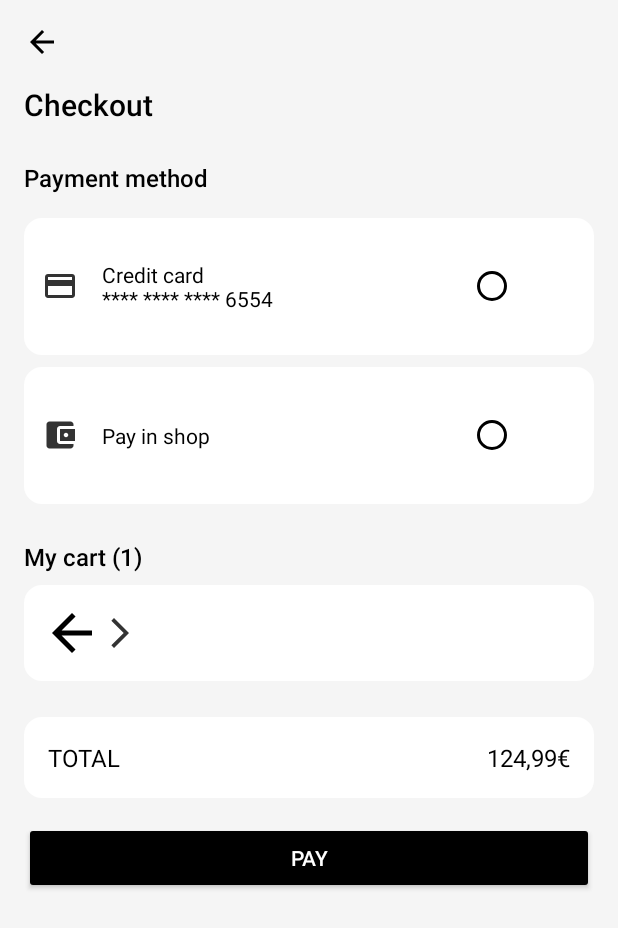
After one commit to inspedralbes/transversal-tr1-2024-2025-android-dam_24_25_tr1g5_android, an Android app built with Jetpack Compose: the layout activity_pay.xml on its own in the app's theme, with its tools: preview values and no code run, on a phone screen of 412 x 824 dp. The commit adds this screen. Shown: the top 928 px of the screen. Run offline under Robolectric (Android 15) with nearby library versions, the phone set to English and light mode, and no system bars.

Commit message:
Continuacion compra

```diff
--- a/AppTakeAway/app/src/main/java/com/example/apptakeaway/CartActivity.kt
+++ b/AppTakeAway/app/src/main/java/com/example/apptakeaway/CartActivity.kt
@@ -8,6 +8,7 @@ package com.example.apptakeaway // Paquete donde se encuentra la actividad del c
  * y se implementan funcionalidades como la actualización de cantidades y la eliminación de productos.
  */
 
+import android.content.Intent
 import android.os.Bundle // Importa la clase Bundle para pasar datos entre actividades
 import android.util.Log // Importa la clase Log para registrar mensajes de depuración
 import android.widget.ImageButton // Importa la clase ImageButton para botones de imagen
@@ -36,6 +37,7 @@ class CartActivity : AppCompatActivity() {
 
         setupRecyclerView() // Configura el RecyclerView para mostrar los elementos del carrito
         setupBackButton() // Configura el botón de retroceso
+        setupPayButton()
         observeCartItems() // Observa los elementos del carrito para actualizaciones
     }
 
@@ -67,7 +69,9 @@ class CartActivity : AppCompatActivity() {
     }
     private fun setupPayButton() {
         findViewById<ImageButton>(R.id.payButton).setOnClickListener {
-            finish() // Cierra la actividad actual y vuelve a la anterior
+            // Inicia PayActivity
+            val intent = Intent(this, PayActivity::class.java)
+            startActivity(intent) // Llama a startActivity con el Intent creado
         }
     }
 
--- /dev/null
+++ b/AppTakeAway/app/src/main/java/com/example/apptakeaway/PayActivity.kt
@@ -0,0 +1,11 @@
+package com.example.apptakeaway // Asegúrate de que esto coincida con tu estructura de paquetes
+
+import android.os.Bundle
+import androidx.appcompat.app.AppCompatActivity
+
+class PayActivity : AppCompatActivity() {
+    override fun onCreate(savedInstanceState: Bundle?) {
+        super.onCreate(savedInstanceState)
+        setContentView(R.layout.activity_pay) // Establece el layout para esta actividad
+    }
+}
--- a/AppTakeAway/app/src/main/java/com/example/apptakeaway/viewmodel/CartViewModel.kt
+++ b/AppTakeAway/app/src/main/java/com/example/apptakeaway/viewmodel/CartViewModel.kt
@@ -18,92 +18,75 @@ import com.example.apptakeaway.model.Product // Modelo para los productos
 // Clase ViewModel que maneja la lógica del carrito de compras
 class CartViewModel : ViewModel() {
 
-    // Lista de productos (disponibles en la tienda)
-    private val _products = MutableLiveData<List<Product>>() // MutableLiveData para productos
-    val products: LiveData<List<Product>> = _products // LiveData para observación externa
+    private val _products = MutableLiveData<List<Product>>()
+    val products: LiveData<List<Product>> = _products
 
-    // Lista de ítems en el carrito (independiente de los productos de la tienda)
-    private val _cartItems = MutableLiveData<List<CartItem>>() // MutableLiveData para ítems del carrito
-    val cartItems: LiveData<List<CartItem>> = _cartItems // LiveData para observación externa
+    private val _cartItems = MutableLiveData<List<CartItem>>()
+    val cartItems: LiveData<List<CartItem>> = _cartItems
 
-    // Inicializa las listas de productos y del carrito
     init {
-        _products.value = emptyList() // Inicializa productos vacíos o añade productos de prueba aquí
-        _cartItems.value = emptyList() // Inicializa el carrito vacío
+        _products.value = emptyList()
+        _cartItems.value = emptyList()
     }
 
-    // Método para establecer productos en la tienda (puedes reemplazarlo por una llamada de API)
     fun setProducts(productList: List<Product>) {
-        _products.value = productList // Actualiza la lista de productos
+        _products.value = productList
     }
 
-    // Método para añadir un producto al carrito
     fun addToCart(product: Product) {
-        // Obtiene la lista actual del carrito o crea una nueva si es nula
         val currentCart = _cartItems.value?.toMutableList() ?: mutableListOf()
-        // Busca si el producto ya está en el carrito
         val existingItem = currentCart.find { it.product.id == product.id }
 
         if (existingItem != null) {
-            // Si existe, incrementa la cantidad
             existingItem.quantity++
         } else {
-            // Si no existe, añade un nuevo CartItem
             currentCart.add(CartItem(product, 1))
         }
 
-        // Notifica los cambios en el carrito
-        _cartItems.value = currentCart.toList()
+        // Usar postValue en lugar de setValue
+        _cartItems.postValue(currentCart.toList())
     }
 
-    // Método para actualizar la cantidad de un ítem en el carrito
     fun updateItemQuantity(cartItem: CartItem, newQuantity: Int) {
-        // Obtiene la lista actual del carrito o crea una nueva si es nula
         val currentList = _cartItems.value?.toMutableList() ?: mutableListOf()
-        // Busca el ítem que se quiere actualizar
         val itemToUpdate = currentList.find { it.product.id == cartItem.product.id }
 
         if (itemToUpdate != null) {
             if (newQuantity > 0) {
-                // Actualiza la cantidad si es mayor que 0
                 itemToUpdate.quantity = newQuantity
             } else {
-                // Remueve el ítem si la cantidad es 0
                 currentList.remove(itemToUpdate)
             }
-            // Fuerza un reset temporal de la lista del carrito
-            _cartItems.value = emptyList()
-            // Notifica los cambios en el carrito
-            _cartItems.value = currentList.toList()
+
+            // Evitar asignación temporal a emptyList y usar postValue
+            _cartItems.postValue(currentList.toList())
         }
     }
 
-    // Método para eliminar un ítem del carrito
     fun removeFromCart(cartItem: CartItem) {
-        // Obtiene la lista actual del carrito o crea una nueva si es nula
         val currentCart = _cartItems.value?.toMutableList() ?: mutableListOf()
-        // Remueve el ítem especificado
         currentCart.remove(cartItem)
-        // Notifica los cambios en el carrito
-        _cartItems.value = currentCart.toList()
+        _cartItems.postValue(currentCart.toList())
     }
 
-    // Método para calcular el total del carrito
     fun getCartTotal(): Double {
-        // Solo suma el precio de los productos seleccionados
         return _cartItems.value
-            ?.filter { it.isSelected }  // Filtra solo los elementos seleccionados
+            ?.filter { it.isSelected }
             ?.sumOf { it.product.price.toDouble() * it.quantity } ?: 0.0
     }
 
     fun updateItemSelection(cartItem: CartItem) {
-        // Actualiza el estado del ítem seleccionado en la lista del carrito
-        _cartItems.value = _cartItems.value?.map {
+        // Mapea la lista actual, actualizando solo el ítem que coincide con el `id` del producto
+        val updatedCartItems = _cartItems.value?.map {
             if (it.product.id == cartItem.product.id) {
                 it.copy(isSelected = cartItem.isSelected)
             } else it
         }
-        // Actualiza la lista de observadores del carrito
-        _cartItems.value = _cartItems.value
+
+        // Publica los cambios en `_cartItems` solo si `updatedCartItems` no es nulo
+        updatedCartItems?.let {
+            _cartItems.postValue(it)
+        }
     }
+
 }
--- /dev/null
+++ b/AppTakeAway/app/src/main/res/drawable-anydpi/ic_arrow_right.xml
@@ -0,0 +1,12 @@
+<vector xmlns:android="http://schemas.android.com/apk/res/android"
+    android:width="24dp"
+    android:height="24dp"
+    android:viewportWidth="24"
+    android:viewportHeight="24"
+    android:tint="#000000"
+    android:alpha="0.8"
+    android:autoMirrored="true">
+  <path
+      android:fillColor="@android:color/white"
+      android:pathData="M6.23,20.23l1.77,1.77l10,-10l-10,-10l-1.77,1.77l8.23,8.23z"/>
+</vector>
--- /dev/null
+++ b/AppTakeAway/app/src/main/res/drawable-anydpi/ic_credit_card.xml
@@ -0,0 +1,11 @@
+<vector xmlns:android="http://schemas.android.com/apk/res/android"
+    android:width="24dp"
+    android:height="24dp"
+    android:viewportWidth="24"
+    android:viewportHeight="24"
+    android:tint="#000000"
+    android:alpha="0.8">
+  <path
+      android:fillColor="@android:color/white"
+      android:pathData="M20,4L4,4c-1.11,0 -1.99,0.89 -1.99,2L2,18c0,1.11 0.89,2 2,2h16c1.11,0 2,-0.89 2,-2L22,6c0,-1.11 -0.89,-2 -2,-2zM20,18L4,18v-6h16v6zM20,8L4,8L4,6h16v2z"/>
+</vector>
--- /dev/null
+++ b/AppTakeAway/app/src/main/res/drawable-anydpi/ic_wallet.xml
@@ -0,0 +1,11 @@
+<vector xmlns:android="http://schemas.android.com/apk/res/android"
+    android:width="24dp"
+    android:height="24dp"
+    android:viewportWidth="24"
+    android:viewportHeight="24"
+    android:tint="#000000"
+    android:alpha="0.8">
+  <path
+      android:fillColor="@android:color/white"
+      android:pathData="M21,18v1c0,1.1 -0.9,2 -2,2L5,21c-1.11,0 -2,-0.9 -2,-2L3,5c0,-1.1 0.89,-2 2,-2h14c1.1,0 2,0.9 2,2v1h-9c-1.11,0 -2,0.9 -2,2v8c0,1.1 0.89,2 2,2h9zM12,16h10L22,8L12,8v8zM16,13.5c-0.83,0 -1.5,-0.67 -1.5,-1.5s0.67,-1.5 1.5,-1.5 1.5,0.67 1.5,1.5 -0.67,1.5 -1.5,1.5z"/>
+</vector>
--- /dev/null
+++ b/AppTakeAway/app/src/main/res/drawable/rounded_background.xml
@@ -0,0 +1,6 @@
+<?xml version="1.0" encoding="utf-8"?>
+<shape xmlns:android="http://schemas.android.com/apk/res/android">
+    <solid android:color="#FFFFFF"/>
+    <corners android:radius="12dp"/>
+    <padding android:left="16dp" android:top="8dp" android:right="16dp" android:bottom="8dp"/>
+</shape>
--- /dev/null
+++ b/AppTakeAway/app/src/main/res/layout/activity_pay.xml
@@ -0,0 +1,175 @@
+<?xml version="1.0" encoding="utf-8"?>
+<LinearLayout
+    xmlns:android="http://schemas.android.com/apk/res/android"
+    android:layout_width="match_parent"
+    android:layout_height="match_parent"
+    android:orientation="vertical"
+    android:background="#F5F5F5"
+    android:padding="16dp">
+
+    <!-- Back Arrow -->
+    <ImageView
+        android:layout_width="wrap_content"
+        android:layout_height="wrap_content"
+        android:src="@drawable/ic_arrow_back"
+    android:contentDescription="Back Arrow"/>
+
+    <!-- Title -->
+    <TextView
+        android:layout_width="wrap_content"
+        android:layout_height="wrap_content"
+        android:layout_marginTop="16dp"
+        android:text="Checkout"
+        android:textSize="20sp"
+        android:textColor="#000000"
+        android:fontFamily="sans-serif-medium"/>
+
+    <!-- Payment Method Section -->
+    <TextView
+        android:layout_width="wrap_content"
+        android:layout_height="wrap_content"
+        android:layout_marginTop="24dp"
+        android:text="Payment method"
+        android:textSize="16sp"
+        android:textColor="#000000"
+        android:fontFamily="sans-serif-medium"/>
+
+    <LinearLayout
+        android:layout_width="match_parent"
+        android:layout_height="wrap_content"
+        android:orientation="vertical"
+        android:layout_marginTop="16dp">
+
+        <!-- Credit Card Option -->
+        <LinearLayout
+            android:layout_width="match_parent"
+            android:layout_height="wrap_content"
+            android:orientation="horizontal"
+            android:padding="12dp"
+            android:background="@drawable/rounded_background"
+            android:gravity="center_vertical">
+
+        <ImageView
+            android:layout_width="24dp"
+            android:layout_height="24dp"
+            android:src="@drawable/ic_credit_card"
+            android:contentDescription="Credit Card Icon"/>
+
+        <TextView
+            android:layout_width="0dp"
+            android:layout_height="wrap_content"
+            android:layout_weight="1"
+            android:layout_marginStart="16dp"
+            android:text="Credit card\n**** **** **** 6554"
+            android:textSize="14sp"
+            android:textColor="#000000"/>
+
+        <RadioButton
+            android:layout_width="wrap_content"
+            android:layout_height="wrap_content"
+            android:buttonTint="#000000"
+            android:padding="16dp"
+            android:layout_margin="8dp"/>
+    </LinearLayout>
+
+    <!-- Pay in Shop Option -->
+    <LinearLayout
+        android:layout_width="match_parent"
+        android:layout_height="wrap_content"
+        android:orientation="horizontal"
+        android:padding="12dp"
+        android:layout_marginTop="8dp"
+        android:background="@drawable/rounded_background"
+        android:gravity="center_vertical">
+
+        <ImageView
+            android:layout_width="24dp"
+            android:layout_height="24dp"
+            android:src="@drawable/ic_wallet"
+            android:contentDescription="Pay in Shop Icon"/>
+
+        <TextView
+            android:layout_width="0dp"
+            android:layout_height="wrap_content"
+            android:layout_weight="1"
+            android:layout_marginStart="16dp"
+            android:text="Pay in shop"
+            android:textSize="14sp"
+            android:textColor="#000000"/>
+
+        <RadioButton
+            android:layout_width="wrap_content"
+            android:layout_height="wrap_content"
+            android:buttonTint="#000000"
+            android:padding="16dp"
+            android:layout_margin="8dp"/>
+    </LinearLayout>
+</LinearLayout>
+
+    <!-- Cart Section -->
+<TextView
+android:layout_width="wrap_content"
+android:layout_height="wrap_content"
+android:layout_marginTop="24dp"
+android:text="My cart (1)"
+android:textSize="16sp"
+android:textColor="#000000"
+android:fontFamily="sans-serif-medium"/>
+
+<LinearLayout
+android:layout_width="match_parent"
+android:layout_height="wrap_content"
+android:orientation="horizontal"
+android:padding="12dp"
+android:layout_marginTop="8dp"
+android:background="@drawable/rounded_background"
+android:gravity="center_vertical">
+
+<ImageView
+    android:layout_width="40dp"
+    android:layout_height="40dp"
+    android:src="@drawable/ic_arrow_back"
+    android:contentDescription="Product Image"/>
+
+<ImageView
+    android:layout_width="wrap_content"
+    android:layout_height="wrap_content"
+    android:layout_gravity="center_vertical"
+    android:src="@drawable/ic_arrow_right"
+android:contentDescription="Arrow"/>
+</LinearLayout>
+
+    <!-- Total Price and Pay Button Section -->
+<LinearLayout
+android:layout_width="match_parent"
+android:layout_height="wrap_content"
+android:orientation="horizontal"
+android:layout_gravity="end"
+android:layout_marginTop="24dp"
+android:padding="16dp"
+android:background="@drawable/rounded_background">
+
+<TextView
+    android:layout_width="0dp"
+    android:layout_height="wrap_content"
+    android:layout_weight="1"
+    android:text="TOTAL"
+    android:textSize="16sp"
+    android:textColor="#000000"/>
+
+<TextView
+    android:layout_width="wrap_content"
+    android:layout_height="wrap_content"
+    android:text="124,99€"
+    android:textSize="16sp"
+    android:textColor="#000000"/>
+</LinearLayout>
+
+<Button
+android:layout_width="match_parent"
+android:layout_height="wrap_content"
+android:layout_marginTop="16dp"
+android:backgroundTint="#000000"
+android:text="Pay"
+android:textColor="#FFFFFF"/>
+    </LinearLayout>
```
Also changed, not shown: AppTakeAway/app/src/main/res/drawable-hdpi/ic_arrow_right.png (added), AppTakeAway/app/src/main/res/drawable-hdpi/ic_credit_card.png (added), AppTakeAway/app/src/main/res/drawable-hdpi/ic_wallet.png (added), AppTakeAway/app/src/main/res/drawable-mdpi/ic_arrow_right.png (added), AppTakeAway/app/src/main/res/drawable-mdpi/ic_credit_card.png (added), AppTakeAway/app/src/main/res/drawable-mdpi/ic_wallet.png (added), AppTakeAway/app/src/main/res/drawable-xhdpi/ic_arrow_right.png (added), AppTakeAway/app/src/main/res/drawable-xhdpi/ic_credit_card.png (added), AppTakeAway/app/src/main/res/drawable-xhdpi/ic_wallet.png (added), AppTakeAway/app/src/main/res/drawable-xxhdpi/ic_arrow_right.png (added), AppTakeAway/app/src/main/res/drawable-xxhdpi/ic_credit_card.png (added), AppTakeAway/app/src/main/res/drawable-xxhdpi/ic_wallet.png (added).
